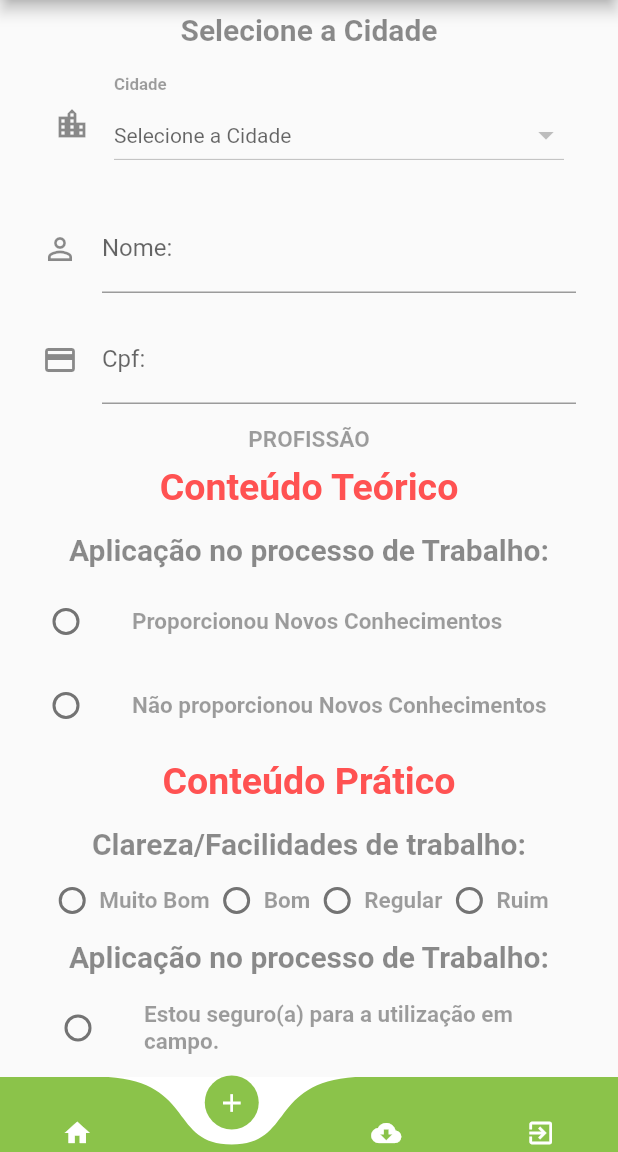
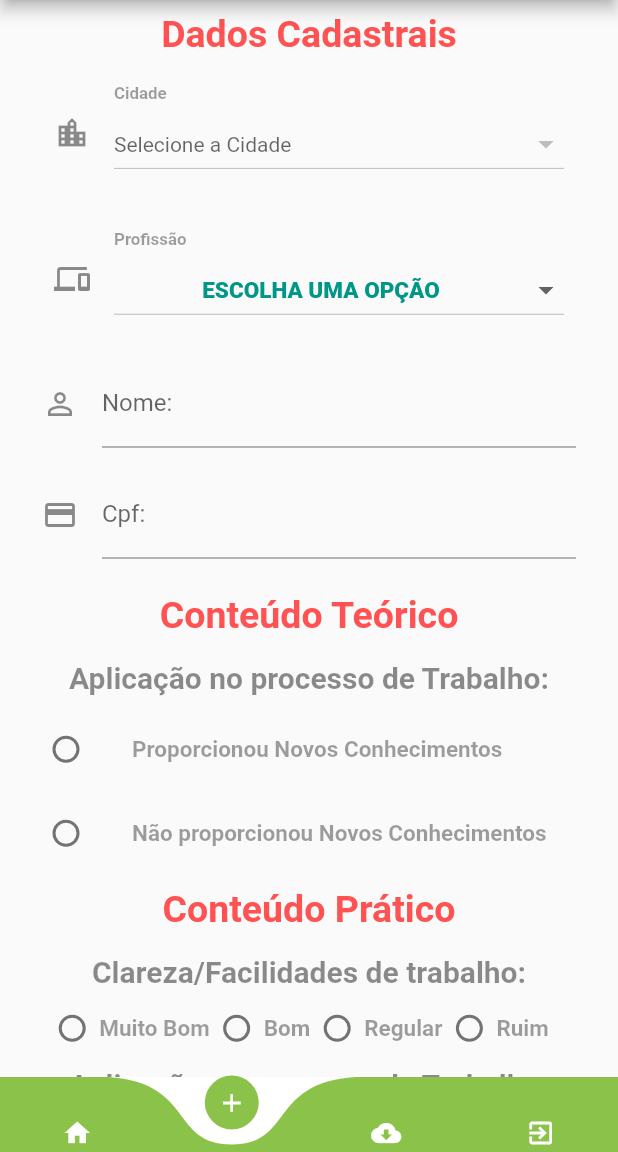
Before and after one commit to MatheusHard/avaliacoes_flutter_2020, a Flutter app: the screen it shows after launch, item 2 of the bottom bar chosen, on a phone screen of 412 x 824 dp, the part 84-1236 px from its top. Run offline on Flutter 3.47's test engine with Material 2 defaults, Android fonts, the phone set to English and light mode, and no system bars; drawn by our look-alikes of curved_navigation_bar; our stand-ins replace sqflite; accounts and stored records are empty.

Commit message:
Finalizado Dropdown Tipo Profissional

```diff
--- a/lib/models/Profissional.dart
+++ b/lib/models/Profissional.dart
@@ -4,7 +4,7 @@ class Profissional{
   int _id;
   String _descricao_profisssao;
 
-  Profissional(this._descricao_profisssao);
+  Profissional(this._id, this._descricao_profisssao);
 
   Profissional.map(dynamic obj){
 
--- a/lib/strings/strings.dart
+++ b/lib/strings/strings.dart
@@ -7,7 +7,7 @@ class Textos {
 
 
 
-  String titulo00 = "Selecione a Cidade";
+  String titulo00_dados = "Dados Cadastrais";
   String titulo01 = "Conteúdo Teórico";
   String titulo02 = "Conteúdo Prático";
   String titulo03_instru = "Instrutor";
--- a/lib/ui/cadastro_avaliacao.dart
+++ b/lib/ui/cadastro_avaliacao.dart
@@ -16,8 +16,6 @@ class Cadastro_Avaliacao extends StatefulWidget {
 }
 
 class _Cadastro_AvaliacaoState extends State<Cadastro_Avaliacao> {
-
-
 
   String _nomeAgente;
   String _cpf;
@@ -46,7 +44,7 @@ class _Cadastro_AvaliacaoState extends State<Cadastro_Avaliacao> {
     super.initState();
   }
 
-  /************DropDown Cidade************/
+  /************DropDown Cidades************/
 
   List<DropdownMenuItem<Cidade>> _dropdownMenuItemsCidades;
   Cidade _selectedCidade;
@@ -54,7 +52,6 @@ class _Cadastro_AvaliacaoState extends State<Cadastro_Avaliacao> {
   List<DropdownMenuItem<Cidade>> buildDropdownMenuItemsCidades (List cidades){
     List<DropdownMenuItem<Cidade>> items = List();
     for(Cidade cidade in cidades){
-    //for(int i=0; i < cidades.length; i++){
     items.add(
         DropdownMenuItem(
 
@@ -79,7 +76,7 @@ class _Cadastro_AvaliacaoState extends State<Cadastro_Avaliacao> {
       _selectedCidade = selectedCidade;
     });
   }
-  /************DropDown Cidade************/
+  /************DropDown Profissionais************/
 
   List<DropdownMenuItem<Profissional>> _dropdownMenuItemsProfissionais;
   Profissional _selectedProfissional;
@@ -146,7 +143,7 @@ class _Cadastro_AvaliacaoState extends State<Cadastro_Avaliacao> {
             mainAxisAlignment: MainAxisAlignment.center,
             children: <Widget>[
 
-              _textoSubtitulo(Textos().titulo00),
+              _textoTitulo(Textos().titulo00_dados),
 
               Padding(
                 padding: const EdgeInsets.fromLTRB(28, 0, 28, 0),
@@ -180,6 +177,37 @@ class _Cadastro_AvaliacaoState extends State<Cadastro_Avaliacao> {
               SizedBox(height: 10.0,),
               //Text("Selecionou: ${_selectedCidade.descricao_cidade}"),
 
+              /**Drop Profissionais**/
+              Padding(
+                  padding: const EdgeInsets.fromLTRB(28, 0, 28, 0),
+                  child:
+
+                  InputDecorator(
+
+                    decoration: InputDecoration(
+
+                        border: InputBorder.none,
+                        icon: Icon(Icons.phonelink),
+                        labelText: Textos().titulo08_prof,
+                        labelStyle: TextStyle(
+                            color: Colors.black38,
+                            fontSize: 15.0,
+                            fontWeight: FontWeight.bold
+                        )
+                    ),
+                    child:
+                    DropdownButton(
+
+                        style: TextStyle(inherit: false, color: Colors.white, decorationColor: Colors.white),
+                        // icon: Icon(Icons.location_city, textDirection: TextDirection.ltr,),
+
+                        hint: Text("Selecione a Profissão"),
+                        isExpanded: true,
+                        value: _selectedProfissional,
+                        items: _dropdownMenuItemsProfissionais,
+                        onChanged: onChangedDropdownItemProfissional),
+                  )),
+              SizedBox(height: 10.0,),
               Form(
                   key: _formKey,
                   child: Column(
@@ -234,10 +262,7 @@ class _Cadastro_AvaliacaoState extends State<Cadastro_Avaliacao> {
                 ],
               )),
 
-
-              _textoNormal("PROFISSÃO"),
-
-              _textotitulo(Textos().titulo01),
+              _textoTitulo(Textos().titulo01),
               _textoSubtitulo(Textos().sub01_aplicacao),
 
               /**********RADIO 01**********/
@@ -266,7 +291,7 @@ class _Cadastro_AvaliacaoState extends State<Cadastro_Avaliacao> {
                   ),
 
               /**********RADIO 02**********/
-              _textotitulo(Textos().titulo02),
+              _textoTitulo(Textos().titulo02),
               _textoSubtitulo(Textos().sub02_clareza),
               Padding(
                 padding: const EdgeInsets.all(8.0),
@@ -470,7 +495,7 @@ class _Cadastro_AvaliacaoState extends State<Cadastro_Avaliacao> {
 
               /**********RADIO 05**********/
 
-              _textotitulo(Textos().titulo03_instru),
+              _textoTitulo(Textos().titulo03_instru),
               _textoSubtitulo(Textos().sub04_conhecimento),
               Padding(
                 padding: const EdgeInsets.all(8.0),
@@ -724,7 +749,7 @@ class _Cadastro_AvaliacaoState extends State<Cadastro_Avaliacao> {
 
               /**********RADIO 08**********/
 
-              _textotitulo(Textos().titulo04_equi),
+              _textoTitulo(Textos().titulo04_equi),
               _textoSubtitulo(Textos().sub04_conhecimento),
               Padding(
                 padding: const EdgeInsets.all(8.0),
@@ -983,13 +1008,12 @@ class _Cadastro_AvaliacaoState extends State<Cadastro_Avaliacao> {
                   decoration: InputDecoration(
                       labelText: "Sugestões:",
                       hintText: "digite sua sugestão",
-                      icon: Icon(Icons.perm_identity)
+                      icon: Icon(Icons.chat)
                   ),
                 ),
               ),
               /***************************/
-
-
+              SizedBox(height: 10.0,),
               RaisedButton(
                 child: Text("Aperte",
                   style: TextStyle(
@@ -1032,7 +1056,7 @@ class _Cadastro_AvaliacaoState extends State<Cadastro_Avaliacao> {
        //Validação 02:
       // if (!(_nomeAgente == "") && !(_nomeAgente == null)) {
          //Validação 03:
-         if (tipo_profissional > 0) {
+         if (_selectedProfissional != null && _selectedProfissional.id > 1) {
            //Validação 04:
           // if (!(_cpf == "") && !(_cpf == null)) {
              //Validação 05:
@@ -1123,19 +1147,11 @@ class _Cadastro_AvaliacaoState extends State<Cadastro_Avaliacao> {
               }else{
               Utils().showDefaultSnackbar(context, "Selecione todos os campos!!!");
              }
-             //Fim validação 02:
-//           }else{
-//             Utils().showDefaultSnackbar(context, "Digite o Cpf!!!");
-//          }
-         //Fim validação 03:
+           //Fim validação 02:
          }else {
-           Utils().showDefaultSnackbar(context, "Digite qual Profissão!!!");
+           Utils().showDefaultSnackbar(context, "Digite a Profissão!!!");
          }
-       //Fim validação 04:
-      // }else {
-        // Utils().showDefaultSnackbar(context, "Digite o nome do Profissional!!");
-     // }
-     //Fim validação 05:
+       //Fim validação 03:
      }else {
        Utils().showDefaultSnackbar(context, "Selecione a Cidade!!!");
     }
@@ -1153,6 +1169,7 @@ class _Cadastro_AvaliacaoState extends State<Cadastro_Avaliacao> {
         + " -- Nome: "  + a.nomeAgente.toString()
         + " -- Sugestão: "  + a.sugestoes.toString()
         + " -- Cpf: "  + _cpf
+        + " -- Prof: "  + _selectedProfissional.id.toString()
 
 
 
@@ -1162,7 +1179,7 @@ class _Cadastro_AvaliacaoState extends State<Cadastro_Avaliacao> {
 
 
 
-  Padding _textotitulo(String valor){
+  Padding _textoTitulo(String valor){
 
     Padding texto = Padding(
         padding: const EdgeInsets.all(8.0),
@@ -1228,11 +1245,11 @@ class _Cadastro_AvaliacaoState extends State<Cadastro_Avaliacao> {
    getProfissionais(){
 
      List<Profissional> listaTemporaria = [
-      Profissional("ESCOLHA UMA OPÇÃO"),
-      Profissional("ACS"),
-      Profissional("ACE"),
-      Profissional("ENFERMEIRO(A)"),
-      Profissional("GESTOR MUNICIPAL")
+      Profissional(1, "ESCOLHA UMA OPÇÃO"),
+      Profissional(2, "ACS"),
+      Profissional(3, "ACE"),
+      Profissional(4, "ENFERMEIRO(A)"),
+      Profissional(5, "GESTOR MUNICIPAL")
     ];
 
      setState(() {
```
